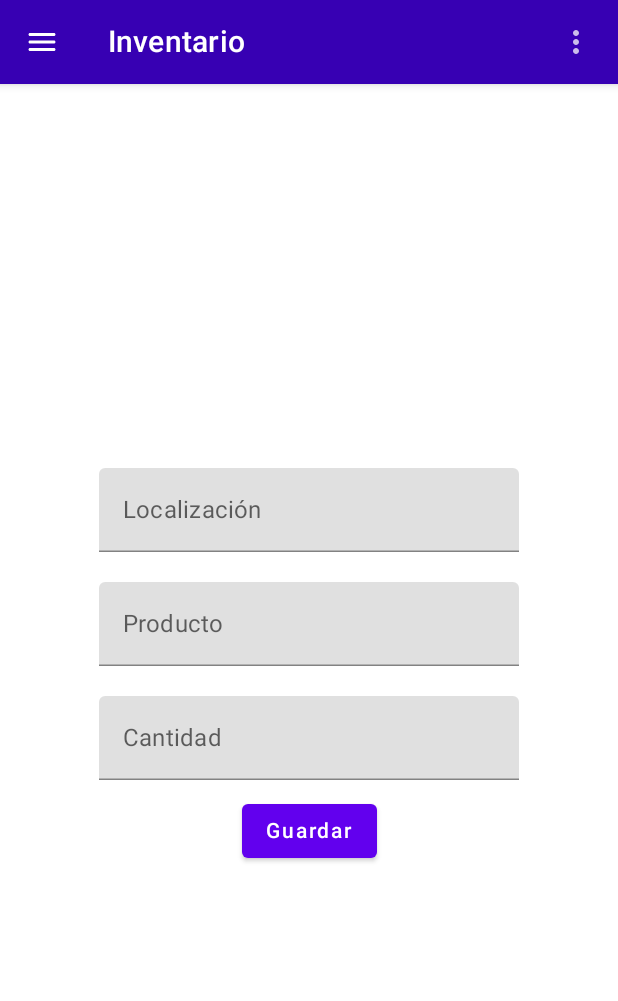
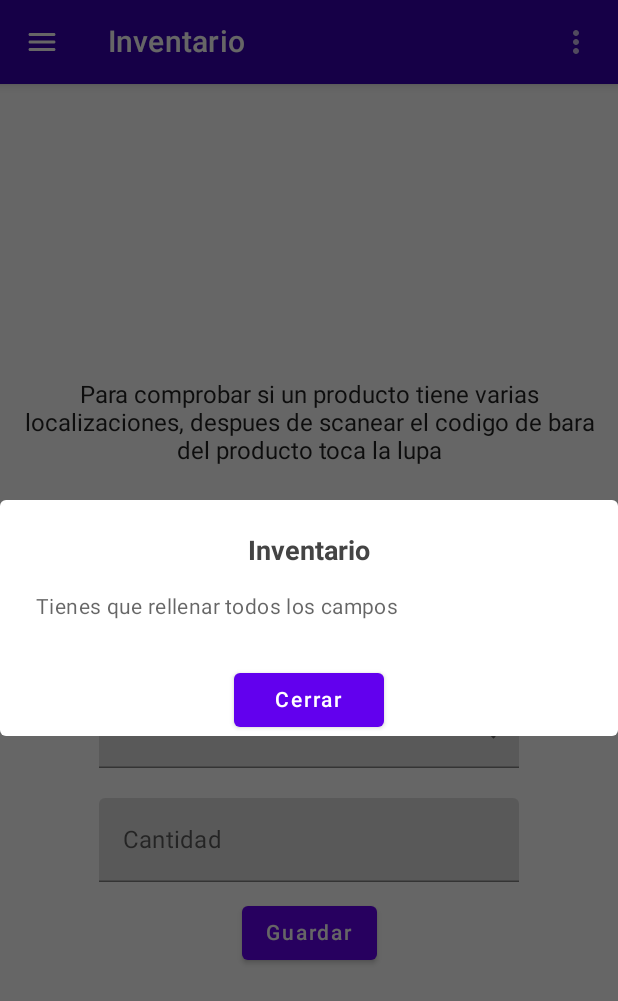
Before and after one commit to dpanait/piking, an Android app built with Jetpack Compose: the composable ProductsScreen called with empty values, after a tap on "Guardar", on a phone screen of 412 x 824 dp. Shown: the top 1001 px of the screen. Run offline under Robolectric (Android 15) with nearby library versions, the phone set to English and light mode, and no system bars; our stand-ins replace Room's generated code; libraries missing offline, so code that uses them is left out: com.github.kittinunf.fuel.

Commit message:
Multi locations popup

```diff
--- a/app/build.gradle
+++ b/app/build.gradle
@@ -112,6 +112,8 @@ dependencies {
     implementation 'androidx.hilt:hilt-navigation-compose:1.0.0-beta01'
     implementation "com.google.dagger:hilt-android:2.44"
     kapt "com.google.dagger:hilt-compiler:2.44"
+    // alert message
+    //implementation 'com.github.tapadoo:alerter:7.2.4'
 
 }
 // Allow references to generated code
--- a/app/src/main/java/com/yubstore/piking/model/ProductsModel.kt
+++ b/app/src/main/java/com/yubstore/piking/model/ProductsModel.kt
@@ -27,6 +27,7 @@ class ProductsModel: ViewModel() {
         get() = _multiLocation
 
     var locationListStatus = mutableStateOf(true)
+    var loadingIconStatus = mutableStateOf(false)
 
     fun saveInventory(item: Inventory, context: Context){
         val savePostInventory = SaveInventory("save_inventory", APP_DATA.userSku, APP_DATA.IDCLIENTE, item)
@@ -166,6 +167,7 @@ class ProductsModel: ViewModel() {
                     //Toast.makeText(this@MainActivity,response.message().toString(),Toast.LENGTH_LONG).show()
                     var saveMultiLocation = response.body()
                     if(saveMultiLocation!!.status){
+                        _multiLocation.clear()
                         _multiLocation.addAll(saveMultiLocation.body)
                         if(saveMultiLocation.body.size > 1) {
                             Toast.makeText(
@@ -175,6 +177,9 @@ class ProductsModel: ViewModel() {
                             ).show()
                             locationListStatus.value = false
                         }
+                        if(saveMultiLocation.body.size == 1){
+                            loadingIconStatus.value = true
+                        }
 
                     } else {
                         if(saveMultiLocation.body.isEmpty()){
@@ -183,6 +188,7 @@ class ProductsModel: ViewModel() {
                                 "Este producto: $productsId no se encuentra en este almacen",
                                 Toast.LENGTH_LONG
                             ).show()
+
                         }
                     }
 
--- a/app/src/main/java/com/yubstore/piking/util/AppMainScreen.kt
+++ b/app/src/main/java/com/yubstore/piking/util/AppMainScreen.kt
@@ -85,7 +85,7 @@ fun AppMainScreen() {
         ) {
             NavHost(
                 navController = navController,
-                startDestination = DrawerScreens.Home.route//DrawerScreens.Login.route //DrawerScreens.Home.route
+                startDestination = /*DrawerScreens.Login.route */DrawerScreens.Home.route
             ) {
                 composable(DrawerScreens.Home.route, arguments = listOf(navArgument("idcliente") { type = NavType.StringType })) { backStackEntry ->
                     var idcliente = backStackEntry.arguments?.getString("idcliente")
--- a/app/src/main/java/com/yubstore/piking/util/TopAppBarOptionMenu.kt
+++ b/app/src/main/java/com/yubstore/piking/util/TopAppBarOptionMenu.kt
@@ -52,12 +52,12 @@ fun TopAppBarOptionMenu(
             DropdownMenuItem(onClick = {
                 //mSelectedText = almacen.cajas_name
                 println("Selected: ${almacen.cajas_name}")
-                bodyContent.value = almacen.cajas_name
+                bodyContent.value = "${almacen.cajas_name} - ${almacen.cajas_id}"
                 expanded.value = false
                 APP_DATA.cajasId = almacen.cajas_id
-                APP_DATA.storeName = almacen.cajas_name
+                APP_DATA.storeName = "${almacen.cajas_name} - ${almacen.cajas_id}"
             }) {
-                Text(text = almacen.cajas_name)
+                Text(text = "${almacen.cajas_name} - ${almacen.cajas_id}")
             }
         }
     }
--- a/app/src/main/java/com/yubstore/piking/views/products/LocationItem.kt
+++ b/app/src/main/java/com/yubstore/piking/views/products/LocationItem.kt
@@ -4,6 +4,7 @@ import androidx.compose.foundation.clickable
 import androidx.compose.foundation.layout.Column
 import androidx.compose.foundation.layout.fillMaxWidth
 import androidx.compose.foundation.layout.padding
+import androidx.compose.material.Button
 import androidx.compose.material.Card
 import androidx.compose.material.Text
 import androidx.compose.runtime.Composable
@@ -12,6 +13,7 @@ import androidx.compose.ui.graphics.Color
 import androidx.compose.ui.text.SpanStyle
 import androidx.compose.ui.text.buildAnnotatedString
 import androidx.compose.ui.text.font.FontWeight
+import androidx.compose.ui.text.input.TextFieldValue
 import androidx.compose.ui.text.withStyle
 import androidx.compose.ui.unit.dp
 import androidx.compose.ui.unit.sp
@@ -28,6 +30,7 @@ fun LocationItem(productLocation: Inventory, onItemClick: (Inventory) -> Unit){
         elevation = 10.dp
 
     ) {
+
         Column(
             modifier = Modifier.padding(15.dp)
         ) {
@@ -54,6 +57,7 @@ fun LocationItem(productLocation: Inventory, onItemClick: (Inventory) -> Unit){
                 }
             )
 
+
         }
 
     }
--- a/app/src/main/java/com/yubstore/piking/views/products/LocationItems.kt
+++ b/app/src/main/java/com/yubstore/piking/views/products/LocationItems.kt
@@ -64,7 +64,7 @@ fun LocationsItems(
                         verticalArrangement = Arrangement.Center,
                         horizontalAlignment = Alignment.CenterHorizontally
                     ){
-                        Text("Productos con varias localizaciónes")
+                        Text("Producto con varias localizaciónes")
                     }
                 }
                 this.items(productsLocation) { product ->
--- a/app/src/main/java/com/yubstore/piking/views/products/ProductsScreen.kt
+++ b/app/src/main/java/com/yubstore/piking/views/products/ProductsScreen.kt
@@ -4,17 +4,17 @@ import android.app.Application
 import android.content.Context
 import android.util.Log
 import android.widget.Toast
-import androidx.compose.foundation.layout.Arrangement
-import androidx.compose.foundation.layout.Column
-import androidx.compose.foundation.layout.fillMaxSize
-import androidx.compose.foundation.layout.padding
+import androidx.compose.foundation.layout.*
 import androidx.compose.foundation.text.KeyboardActions
 import androidx.compose.foundation.text.KeyboardOptions
-import androidx.compose.material.Button
-import androidx.compose.material.Text
-import androidx.compose.material.TextField
+import androidx.compose.material.*
 import androidx.compose.material.icons.Icons
+import androidx.compose.material.icons.filled.Add
+import androidx.compose.material.icons.filled.Check
+import androidx.compose.material.icons.filled.Refresh
+import androidx.compose.material.icons.filled.Search
 import androidx.compose.material.icons.rounded.Menu
+import androidx.compose.material.icons.sharp.Close
 import androidx.compose.runtime.*
 import androidx.compose.ui.Alignment
 import androidx.compose.ui.ExperimentalComposeUiApi
@@ -22,12 +22,18 @@ import androidx.compose.ui.Modifier
 import androidx.compose.ui.focus.FocusDirection
 import androidx.compose.ui.focus.FocusRequester
 import androidx.compose.ui.focus.focusRequester
+import androidx.compose.ui.graphics.Color
 import androidx.compose.ui.platform.LocalContext
 import androidx.compose.ui.platform.LocalFocusManager
+import androidx.compose.ui.text.TextStyle
+import androidx.compose.ui.text.font.FontWeight
 import androidx.compose.ui.text.input.ImeAction
 import androidx.compose.ui.text.input.KeyboardType
 import androidx.compose.ui.text.input.TextFieldValue
+import androidx.compose.ui.text.style.TextAlign
 import androidx.compose.ui.unit.dp
+import androidx.compose.ui.unit.sp
+import androidx.compose.ui.window.Dialog
 import androidx.lifecycle.viewmodel.compose.viewModel
 import androidx.navigation.NavHostController
 import com.yubstore.piking.data.AppData
@@ -39,6 +45,7 @@ import com.yubstore.piking.model.ProductsModel
 import com.yubstore.piking.service.Inventory
 import com.yubstore.piking.service.ProductSearch
 import com.yubstore.piking.util.TopBar
+import com.yubstore.piking.views.common.CircularIndeterminateProgressBar
 import kotlin.coroutines.CoroutineContext
 
 @OptIn(ExperimentalComposeUiApi::class)
@@ -63,6 +70,11 @@ fun ProductsScreen(
         mutableStateOf(TextFieldValue(""))
     }
     var isLoading = remember { productsModel.locationListStatus }
+    var isLoadinIcon = remember { productsModel.loadingIconStatus }
+    var loadingIcon = remember{ mutableStateOf( Icons.Sharp.Close) }
+    var alertMsg = remember{ mutableStateOf("") }
+    var alertMsgStatus = remember { mutableStateOf(false) }
+    //var loadingLabel = remember{ CircularIndeterminateProgressBar(isLoading.value) }
 
     val focusManager = LocalFocusManager.current
     val mAppViewModel: AppModel = viewModel(
@@ -74,6 +86,10 @@ fun ProductsScreen(
 
     //var viewAppModel: com.yubstore.piking.database.AppModel = hiltViewModel()
     //val app by viewAppModel.app.observeAsState(listOf())
+    if(isLoadinIcon.value){
+        loadingIcon.value = Icons.Default.Check
+    }
+
 
     Column(modifier = Modifier.fillMaxSize()) {
 
@@ -84,12 +100,24 @@ fun ProductsScreen(
             onButtonClicked = { openDrawer() },
 
         )
+
         Column(
             modifier = Modifier.fillMaxSize(),
             verticalArrangement = Arrangement.Center,
             horizontalAlignment = Alignment.CenterHorizontally
         ){
             val (a, b, c) = FocusRequester.createRefs()
+            Row(
+                modifier = Modifier
+                    .padding(10.dp, 20.dp, 10.dp, 60.dp)
+                    .fillMaxWidth()
+            ){
+                Text(
+                    text = "Para comprobar si un producto tiene varias localizaciones, despues de scanear el codigo de bara del producto toca la lupa",
+                    textAlign = TextAlign.Center
+                )
+            }
+
             TextField(
                 value = location.value,
                 onValueChange = { location.value = it },
@@ -107,15 +135,18 @@ fun ProductsScreen(
             TextField(
                 value = productsId.value,
                 onValueChange = {
+
                     productsId.value = it
                     //checkMultiLocation(productsModel, productsId, context)
-                    productsModel.checkMultiLocation(productsId.value.text, context)
-                    println(productsModel.multiLocation)
-                    println("ProductsSearch: ${productSearch}")
-                    if(!isLoading.value) {
+                    //Thread.sleep(1_000)
+                    //productsModel.checkMultiLocation(productsId.value.text, context)
+                    //println(productsModel.multiLocation)
+                    //println("ProductsSearch: ${productSearch}- ${isLoading.value}")
+                    // if(!isLoading.value) {
                         //navController.navigate("multiLocation")
-                    }
 
+                    //}
+                    //loadingIcon.value = Icons.Default.Refresh
 
                 },
                 label = { Text(text = "Producto") },
@@ -137,12 +168,28 @@ fun ProductsScreen(
                 keyboardOptions = KeyboardOptions(
                     keyboardType = KeyboardType.Number,
                     imeAction = ImeAction.Search
-                )
+                ),
+                trailingIcon = {
+                    IconButton(
+                        onClick = {
+                            println("LoadingIcoon: ${loadingIcon.value.name}")
+                            //productsId.value = TextFieldValue("")
+                            productsModel.checkMultiLocation(productsId.value.text, context)
+                            println(productsModel.multiLocation)
+                        }
+                    ) {
+                        Icon(imageVector = Icons.Default.Search, contentDescription = null)
+                    }
+                }
+                //leadingIcon = {  Icon(imageVector = loadingIcon.value, contentDescription = "emailIcon") },
+                //trailingIcon = { Icon(imageVector = loadingIcon.value, contentDescription = null) }
             )
             println("locationListStatus: ${isLoading.value}")
             if(!isLoading.value){
+                loadingIcon.value = Icons.Default.Check
                 Button(onClick = {
                     println("Show locations")
+
                     var productsId = productsId.value.text
                     isLoading.value = true
                     navController.navigate("multiLocation/${productsId}")
@@ -150,6 +197,8 @@ fun ProductsScreen(
                 }) {
                     Text("Ver localizaiones")
                 }
+            } else {
+                //loadingIcon.value = Icons.Default.Refresh
             }
             TextField(
                 value = quantityProducts.value,
@@ -166,15 +215,62 @@ fun ProductsScreen(
             )
             Button(onClick = {
                 //your onclick code here
+                if( location.value.text.isNotEmpty()
+                    && productsId.value.text.isNotEmpty()
+                    && quantityProducts.value.text.isNotEmpty() ){
+
                     var inventory = Inventory(location.value.text, productsId.value.text, quantityProducts.value.text)
                     productsModel.saveInventory(inventory, context)
                     location.value = TextFieldValue("")
                     productsId.value = TextFieldValue("")
                     quantityProducts.value = TextFieldValue("")
-                //focusManager.moveFocus(FocusDirection.Up)
                     a.requestFocus()
+                } else {
+                    alertMsg.value = "Tienes que rellenar todos los campos"
+                    alertMsgStatus.value = true
+
+                }
+
             }) {
                 Text(text = "Guardar")
+            }
+            if(alertMsgStatus.value) {
+                AlertDialog(
+                    onDismissRequest = { alertMsgStatus.value = false },
+                    title = {
+                        Column(
+                            modifier = Modifier.fillMaxWidth(),
+                            verticalArrangement = Arrangement.Center,
+                            horizontalAlignment = Alignment.CenterHorizontally
+                        ) {
+                            Text(text = "Inventario", style = TextStyle(color = Color.DarkGray,fontWeight = FontWeight.Bold, fontSize = 18.sp))
+                        }
+                    },
+                    text = {
+                        Column(
+                            verticalArrangement = Arrangement.Center,
+                            horizontalAlignment = Alignment.CenterHorizontally
+                        ) {
+
+                            Text(alertMsg.value)
+
+                        }
+                    },
+                    buttons = {
+                        Column(
+                            modifier = Modifier.fillMaxWidth(),
+                            verticalArrangement = Arrangement.Center,
+                            horizontalAlignment = Alignment.CenterHorizontally
+                        ){
+                            Button(
+                                modifier = Modifier.width(100.dp),
+                                onClick = { alertMsgStatus.value = false }
+                            ) {
+                                Text("Cerrar")
+                            }
+                        }
+                    }
+                )
             }
             /*Button(onClick = {
                 //your onclick code here
--- a/build.gradle
+++ b/build.gradle
@@ -21,6 +21,7 @@ buildscript {
             url 'https://maven.google.com/'
         }
         mavenCentral()*/
+
     }
     dependencies {
         classpath 'com.android.tools.build:gradle:7.4.1'
--- a/settings.gradle
+++ b/settings.gradle
@@ -10,7 +10,9 @@ dependencyResolutionManagement {
     repositories {
         google()
         mavenCentral()
+
     }
+
 }
 rootProject.name = "piking"
 include ':app'
```
Also changed, not shown: app/src/main/java/com/yubstore/piking/views/common/CircularIndeterminateProgressBar.kt (+12 -8 lines), app/src/main/java/com/yubstore/piking/views/piking/ListPiking.kt (+6 -7 lines), app/src/main/java/com/yubstore/piking/views/piking/PikingList.kt (+3 -10 lines), app/src/main/java/com/yubstore/piking/views/products/LocationItemDetails.kt (+18 -0 lines). Lines whose indentation alone changed are shown as unchanged.
